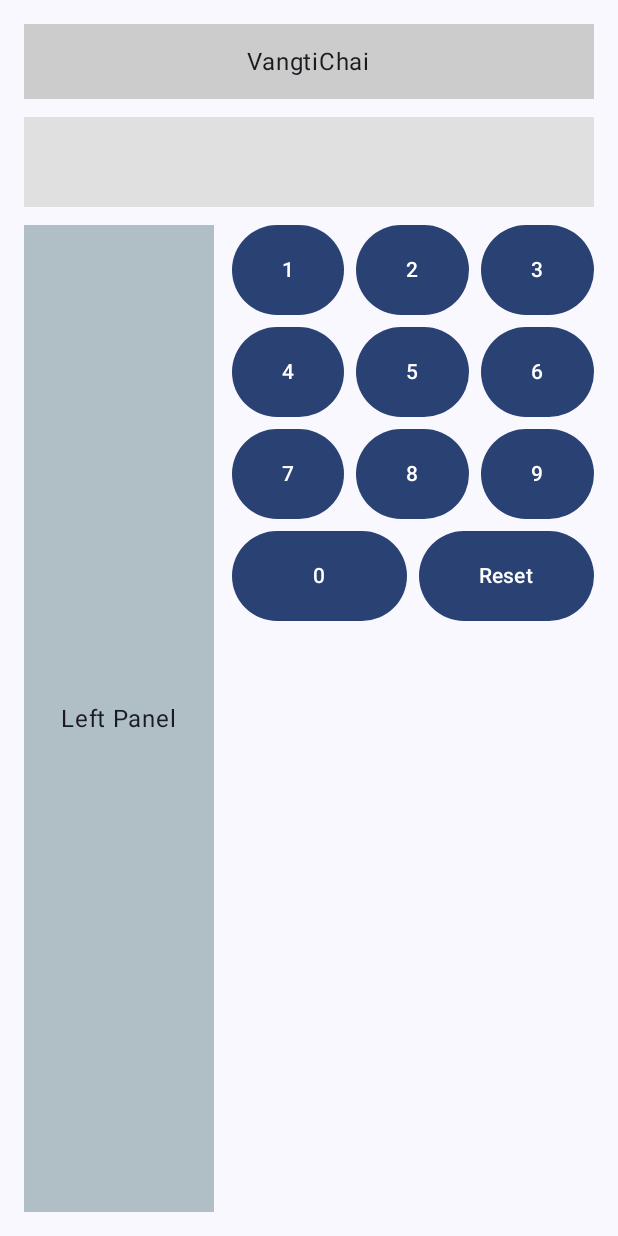
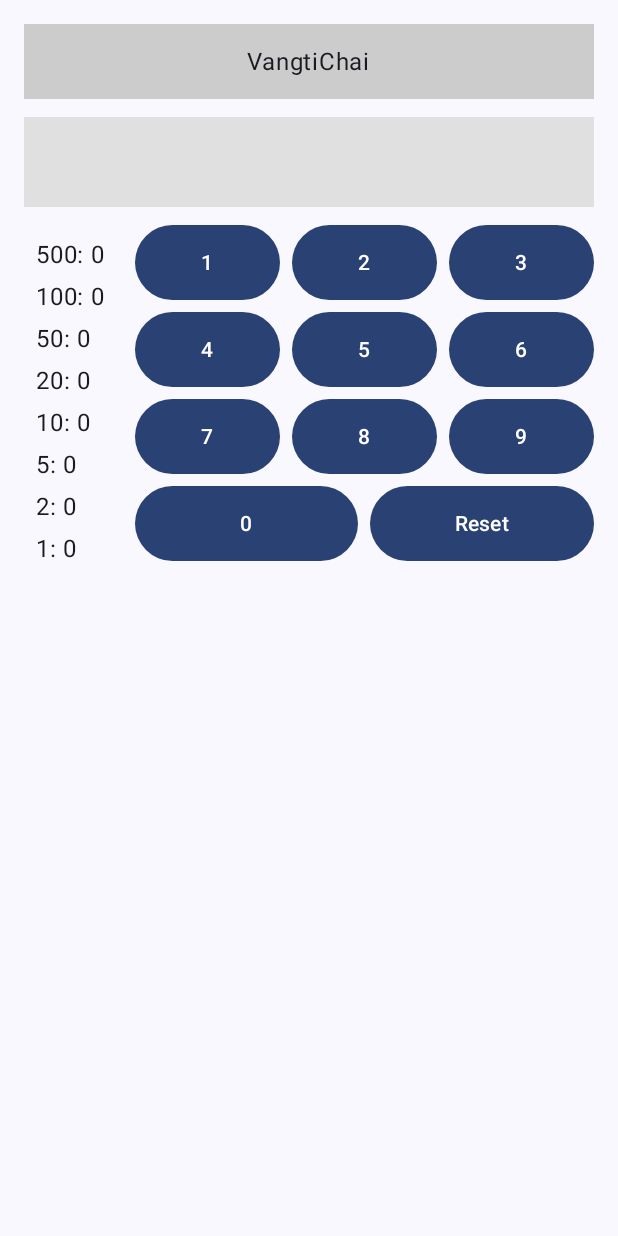
Before and after one commit to fluidpotata/CSE489_Android_Development, an Android app built with Jetpack Compose: the screen it shows after launch (MainActivity), on a phone screen of 412 x 824 dp. Run offline under Robolectric (Android 15) with nearby library versions, the phone set to English and light mode, and no system bars.

Commit message:
Add change part

```diff
--- a/Assignment_1/app/src/main/java/com/example/ass1/MainActivity.kt
+++ b/Assignment_1/app/src/main/java/com/example/ass1/MainActivity.kt
@@ -9,6 +9,7 @@ import androidx.compose.ui.graphics.Color
 import androidx.compose.foundation.layout.*
 import androidx.compose.material3.*
 import androidx.compose.runtime.*
+import androidx.compose.runtime.saveable.rememberSaveable
 import androidx.compose.ui.Modifier
 import androidx.compose.ui.tooling.preview.Preview
 import androidx.compose.ui.unit.dp
@@ -34,7 +35,7 @@ class MainActivity : ComponentActivity() {
 
 @Composable
 fun NumberPadApp(modifier: Modifier = Modifier) {
-    var input by remember { mutableStateOf("") }
+    var input by remember{ mutableStateOf("") }
 
     Column(
         modifier = Modifier
@@ -72,15 +73,7 @@ fun NumberPadApp(modifier: Modifier = Modifier) {
         Row(modifier = Modifier.fillMaxSize()) {
 
 
-            Box(
-                modifier = Modifier
-                    .weight(1f)
-                    .fillMaxHeight()
-                    .background(Color(0xFFB0BEC5)),
-                contentAlignment = Alignment.Center
-            ) {
-                Text("Left Panel")
-            }
+            updateLeftPanel(amountStr = input)
 
 
             Column(
@@ -112,7 +105,7 @@ fun NumberPadApp(modifier: Modifier = Modifier) {
                                 },
                                 modifier = Modifier
                                     .weight(1f)
-                                    .height(60.dp)
+                                    .height(50.dp)
                             ) {
                                 Text(label)
                             }
@@ -120,6 +113,40 @@ fun NumberPadApp(modifier: Modifier = Modifier) {
                     }
                 }
             }
+        }
+    }
+}
+
+fun calculateChange(amount: Int): Map<Int, Int> {
+    val notesAvailable = listOf(500, 100, 50, 20, 10, 5, 2, 1)
+    val result = mutableMapOf<Int, Int>()
+    var remainingAmount = amount
+
+    for (note in notesAvailable) {
+        val count = remainingAmount / note
+        if (count > 0) {
+            result[note] = count
+            remainingAmount -= count * note
+        }
+    }
+
+    return result
+}
+
+@Composable
+fun updateLeftPanel(amountStr: String) {
+    val amount = amountStr.toIntOrNull() ?: 0
+    val change = calculateChange(amount)
+
+    Column(
+        modifier = Modifier
+            .fillMaxHeight()
+            .padding(8.dp),
+        verticalArrangement = Arrangement.spacedBy(4.dp)
+    ) {
+        listOf(500, 100, 50, 20, 10, 5, 2, 1).forEach { note ->
+            val count = change[note] ?: 0
+            Text("$note: $count")
         }
     }
 }
```
